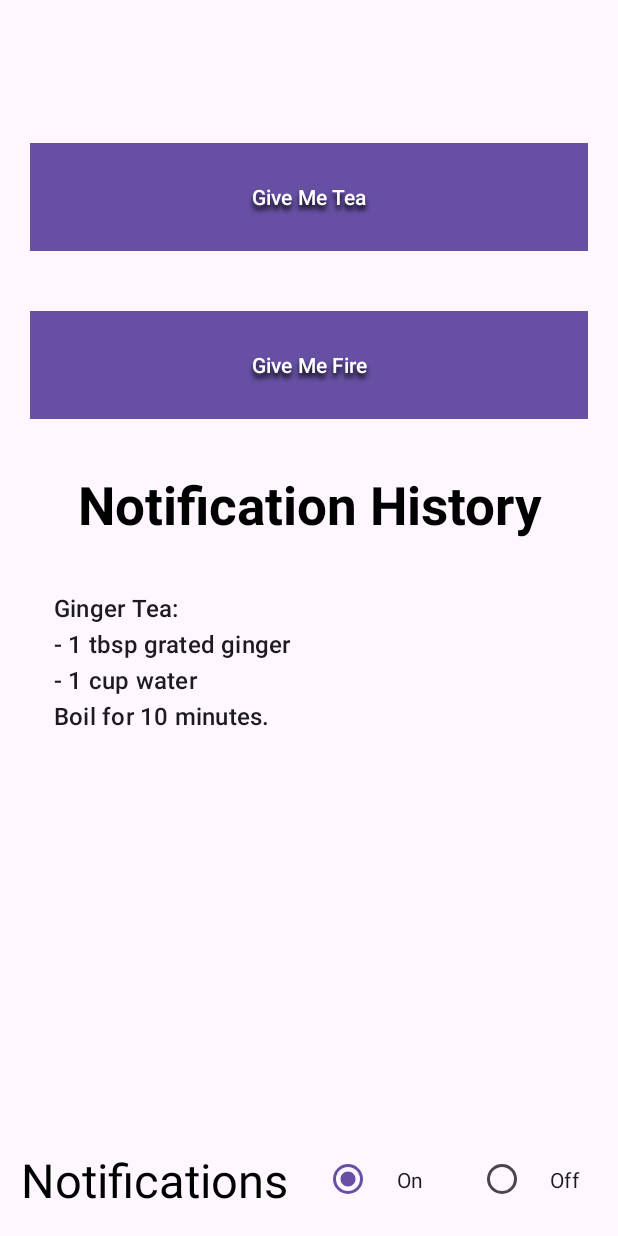
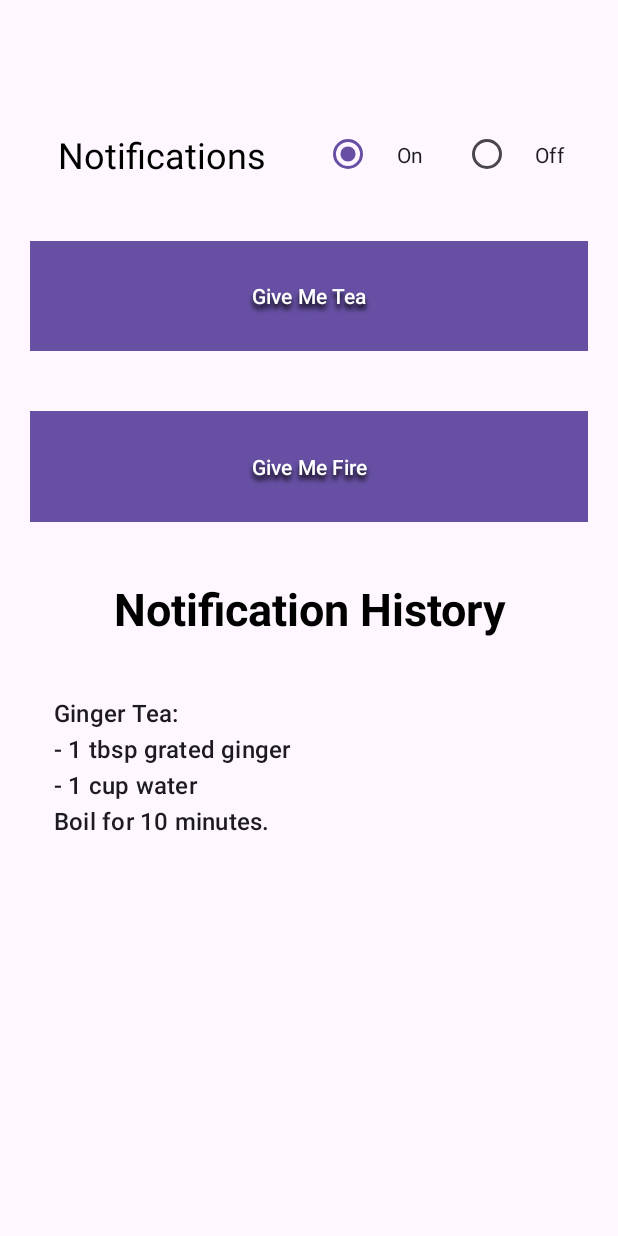
Before and after one commit to VCNMB-Classwork/opsc-ice-task-2-2024-lisan-al-gaib, an Android app: the screen it shows after launch (MainActivity), after a tap on "Give Me Tea", on a phone screen of 412 x 824 dp. Run offline under Robolectric (Android 15) with nearby library versions, the phone set to English and light mode, and no system bars.

Commit message:
QoL changes and optimisation

```diff
--- a/app/src/main/java/com/st10079970/st10079970_opsc_ice_3/MainActivity.kt
+++ b/app/src/main/java/com/st10079970/st10079970_opsc_ice_3/MainActivity.kt
@@ -10,7 +10,6 @@ import android.content.Intent
 import android.content.pm.PackageManager
 import android.os.Build
 import android.os.Bundle
-import android.util.Log
 import android.widget.Button
 import android.widget.RadioButton
 import android.widget.RadioGroup
@@ -26,23 +25,22 @@ class MainActivity : AppCompatActivity() {
     private val REQUEST_CODE_NOTIFICATION_PERMISSION = 1
     private lateinit var notificationDatabaseHelper: NotificationDatabaseHelper
     private lateinit var notificationAdapter: NotificationAdapter
-    private lateinit var recyclerView: RecyclerView
-    private lateinit var notificationRecyclerView: RecyclerView
-    private lateinit var teaButton: Button
-    private lateinit var fireButton: Button
-    private lateinit var radioGroupNotif: RadioGroup
-    private lateinit var rdbNotifOn: RadioButton
-    private lateinit var rdbNotifOff: RadioButton
+    private val notificationRecyclerView: RecyclerView by lazy { findViewById(R.id.rvNotificationHistory) }
+    private val teaButton: Button by lazy { findViewById(R.id.btnTeaNotification) }
+    private val fireButton: Button by lazy { findViewById(R.id.btnFirebaseNotification) }
+    private val radioGroupNotif: RadioGroup by lazy { findViewById(R.id.radioGroupNotif) }
+    private val rdbNotifOn: RadioButton by lazy { findViewById(R.id.rdbNotifOn) }
+    private val rdbNotifOff: RadioButton by lazy { findViewById(R.id.rdbNotifOff) }
 
     override fun onCreate(savedInstanceState: Bundle?) {
         super.onCreate(savedInstanceState)
         setContentView(R.layout.activity_main)
 
         notificationDatabaseHelper = NotificationDatabaseHelper(this)
-        notificationRecyclerView = findViewById(R.id.rvNotificationHistory)
-        val layoutManager = LinearLayoutManager(this)
-        layoutManager.reverseLayout = true
-        layoutManager.stackFromEnd = true
+        val layoutManager = LinearLayoutManager(this).apply {
+            reverseLayout = true
+            stackFromEnd = true
+        }
         notificationRecyclerView.layoutManager = layoutManager
         notificationAdapter = NotificationAdapter(emptyList())
         notificationRecyclerView.adapter = notificationAdapter
@@ -50,10 +48,6 @@ class MainActivity : AppCompatActivity() {
 
         loadNotificationHistory()
 
-        createNotificationChannel()
-
-        teaButton = findViewById(R.id.btnTeaNotification)
-        fireButton = findViewById(R.id.btnFirebaseNotification)
         teaButton.setOnClickListener {
             if (isNotificationEnabled()) {
                 handleTeaButtonClick()
@@ -64,10 +58,6 @@ class MainActivity : AppCompatActivity() {
                 handleFireButtonClick()
             }
         }
-
-        radioGroupNotif = findViewById(R.id.radioGroupNotif)
-        rdbNotifOn = findViewById(R.id.rdbNotifOn)
-        rdbNotifOff = findViewById(R.id.rdbNotifOff)
 
         radioGroupNotif.setOnCheckedChangeListener { _, checkedId ->
             when (checkedId) {
@@ -95,7 +85,7 @@ class MainActivity : AppCompatActivity() {
         teaButton.isEnabled = true
         fireButton.isEnabled = true
         val sharedPreferences = getSharedPreferences("NotificationPrefs", Context.MODE_PRIVATE)
-        with(sharedPreferences.edit()) {
+        sharedPreferences.edit().apply {
             putBoolean("isNotifEnabled", true)
             apply()
         }
@@ -105,7 +95,7 @@ class MainActivity : AppCompatActivity() {
         teaButton.isEnabled = false
         fireButton.isEnabled = false
         val sharedPreferences = getSharedPreferences("NotificationPrefs", Context.MODE_PRIVATE)
-        with(sharedPreferences.edit()) {
+        sharedPreferences.edit().apply {
             putBoolean("isNotifEnabled", false)
             apply()
         }
@@ -138,7 +128,6 @@ class MainActivity : AppCompatActivity() {
 
     private fun loadNotificationHistory() {
         val notifications = notificationDatabaseHelper.getAllNotifications()
-        Log.d("MainActivity", "Loaded notifications: $notifications")
         notificationAdapter.updateData(notifications)
     }
 
--- a/app/src/main/java/com/st10079970/st10079970_opsc_ice_3/NotificationAdapter.kt
+++ b/app/src/main/java/com/st10079970/st10079970_opsc_ice_3/NotificationAdapter.kt
@@ -2,6 +2,7 @@ import android.view.LayoutInflater
 import android.view.View
 import android.view.ViewGroup
 import android.widget.TextView
+import androidx.recyclerview.widget.DiffUtil
 import androidx.recyclerview.widget.RecyclerView
 
 class NotificationAdapter(private var notifications: List<String>) : RecyclerView.Adapter<NotificationAdapter.ViewHolder>() {
@@ -22,7 +23,19 @@ class NotificationAdapter(private var notifications: List<String>) : RecyclerVie
     override fun getItemCount() = notifications.size
 
     fun updateData(newNotifications: List<String>) {
+        val diffCallback = NotificationDiffCallback(notifications, newNotifications)
+        val diffResult = DiffUtil.calculateDiff(diffCallback)
         notifications = newNotifications
-        notifyDataSetChanged()
+        diffResult.dispatchUpdatesTo(this)
+    }
+
+    class NotificationDiffCallback(
+        private val oldList: List<String>,
+        private val newList: List<String>
+    ) : DiffUtil.Callback() {
+        override fun getOldListSize() = oldList.size
+        override fun getNewListSize() = newList.size
+        override fun areItemsTheSame(oldItemPosition: Int, newItemPosition: Int) = oldList[oldItemPosition] == newList[newItemPosition]
+        override fun areContentsTheSame(oldItemPosition: Int, newItemPosition: Int) = oldList[oldItemPosition] == newList[newItemPosition]
     }
 }
--- a/app/src/main/res/layout/activity_main.xml
+++ b/app/src/main/res/layout/activity_main.xml
@@ -17,7 +17,76 @@
 
         <TableRow
             android:layout_width="match_parent"
-            android:layout_height="75dp" />
+            android:layout_height="65dp" />
+
+        <TableRow
+            android:layout_width="match_parent"
+            android:layout_height="75dp">
+
+            <LinearLayout
+                android:layout_width="match_parent"
+                android:layout_height="match_parent"
+                android:orientation="horizontal">
+
+                <TableRow
+                    android:layout_width="0dp"
+                    android:layout_height="match_parent"
+                    android:layout_weight="1.5">
+
+                    <TextView
+                        android:id="@+id/txtToggleNotif"
+                        android:layout_width="match_parent"
+                        android:layout_height="match_parent"
+                        android:layout_marginLeft="20dp"
+                        android:layout_marginTop="10dp"
+                        android:layout_marginRight="10dp"
+                        android:layout_marginBottom="10dp"
+                        android:gravity="center"
+                        android:text="Notifications"
+                        android:textAlignment="center"
+                        android:textColor="#000000"
+                        android:textSize="24sp" />
+                </TableRow>
+
+                <TableRow
+                    android:layout_width="0dp"
+                    android:layout_height="match_parent"
+                    android:layout_weight="1.5">
+
+                    <RadioGroup
+                        android:id="@+id/radioGroupNotif"
+                        android:layout_width="match_parent"
+                        android:layout_height="match_parent"
+                        android:orientation="horizontal">
+
+                        <RadioButton
+                            android:id="@+id/rdbNotifOn"
+                            android:layout_width="0dp"
+                            android:layout_height="match_parent"
+                            android:layout_margin="10dp"
+                            android:layout_weight="1"
+                            android:gravity="center"
+                            android:text="On"
+                            android:textAlignment="center"
+                            tools:ignore="TouchTargetSizeCheck" />
+
+                        <RadioButton
+                            android:id="@+id/rdbNotifOff"
+                            android:layout_width="0dp"
+                            android:layout_height="match_parent"
+                            android:layout_marginTop="10dp"
+                            android:layout_marginRight="20dp"
+                            android:layout_marginBottom="10dp"
+                            android:layout_weight="1"
+                            android:text="Off"
+                            android:textAlignment="center"
+                            tools:ignore="TouchTargetSizeCheck" />
+
+                    </RadioGroup>
+                </TableRow>
+
+            </LinearLayout>
+        </TableRow>
 
         <TableRow
             android:layout_width="match_parent"
@@ -78,7 +147,7 @@
                 android:text="Notification History"
                 android:textAlignment="center"
                 android:textColor="#000000"
-                android:textSize="35sp"
+                android:textSize="30sp"
                 android:textStyle="bold" />
         </TableRow>
 
@@ -92,73 +161,12 @@
                 android:id="@+id/rvNotificationHistory"
                 android:layout_width="match_parent"
                 android:layout_height="match_parent"
-                android:layout_margin="20dp"
+                android:layout_marginLeft="20dp"
+                android:layout_marginTop="20dp"
+                android:layout_marginRight="20dp"
+                android:layout_marginBottom="45dp"
                 android:scrollbarStyle="insideInset"
                 android:scrollbars="vertical" />
-        </TableRow>
-
-        <TableRow
-            android:layout_width="match_parent"
-            android:layout_height="75dp" >
-
-            <LinearLayout
-                android:layout_width="match_parent"
-                android:layout_height="match_parent"
-                android:orientation="horizontal">
-
-                <TableRow
-                    android:layout_width="0dp"
-                    android:layout_height="match_parent"
-                    android:layout_weight="1.5">
-
-                    <TextView
-                        android:id="@+id/txtToggleNotif"
-                        android:layout_width="match_parent"
-                        android:layout_height="match_parent"
-                        android:layout_margin="10dp"
-                        android:gravity="center"
-                        android:text="Notifications"
-                        android:textAlignment="center"
-                        android:textColor="#000000"
-                        android:textSize="31sp" />
-                </TableRow>
-
-                <TableRow
-                    android:layout_width="0dp"
-                    android:layout_height="match_parent"
-                    android:layout_weight="1.5" >
-
-                    <RadioGroup
-                        android:id="@+id/radioGroupNotif"
-                        android:layout_width="match_parent"
-                        android:layout_height="match_parent"
-                        android:orientation="horizontal">
-
-                        <RadioButton
-                            android:id="@+id/rdbNotifOn"
-                            android:layout_width="0dp"
-                            android:layout_height="match_parent"
-                            android:layout_weight="1"
-                            android:layout_margin="10dp"
-                            android:gravity="center"
-                            android:text="On"
-                            android:textAlignment="center"
-                            tools:ignore="TouchTargetSizeCheck" />
-
-                        <RadioButton
-                            android:id="@+id/rdbNotifOff"
-                            android:layout_width="0dp"
-                            android:layout_height="match_parent"
-                            android:layout_weight="1"
-                            android:layout_margin="10dp"
-                            android:text="Off"
-                            android:textAlignment="center"
-                            tools:ignore="TouchTargetSizeCheck" />
-
-                    </RadioGroup>
-                </TableRow>
-
-            </LinearLayout>
         </TableRow>
 
     </LinearLayout>
```
